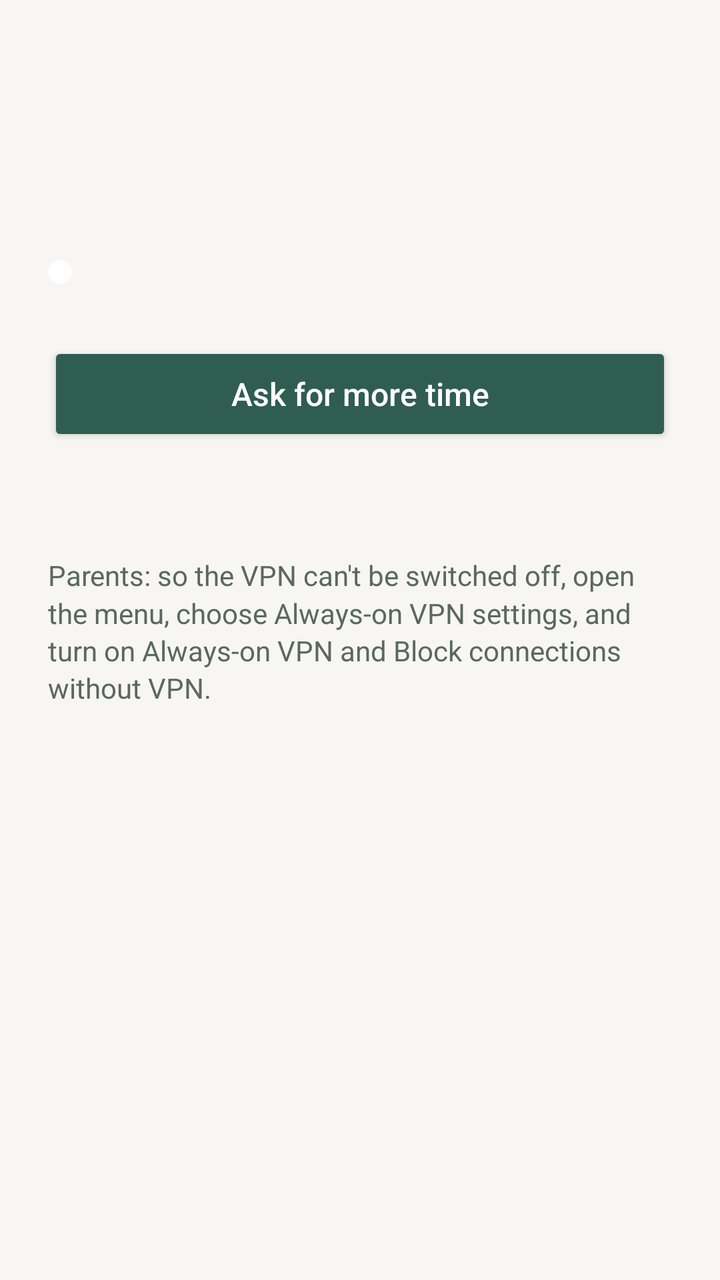
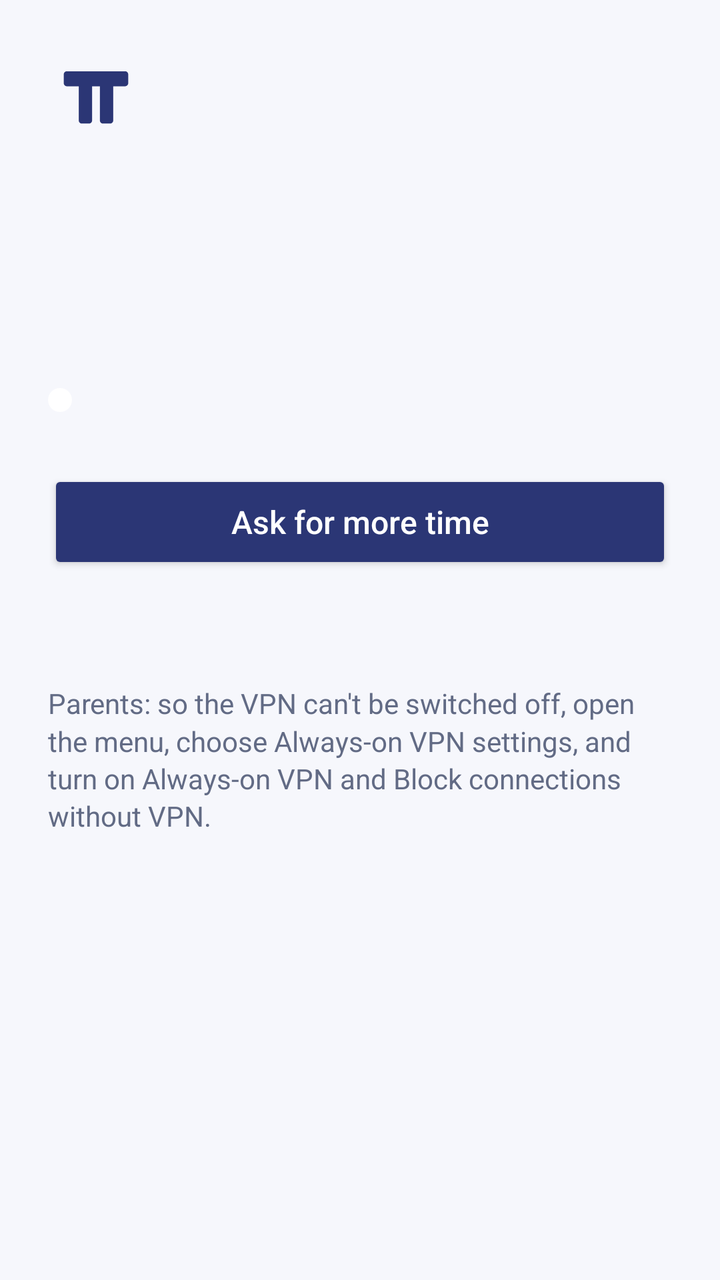

Two renders of the same Android screen: before a commit and after it. Below are the layout's source before the change and the commit's diff.
<!-- AndroidManifest.xml: application theme Theme.Temperance -->
<!-- res/layout/screen_status.xml -->
<?xml version="1.0" encoding="utf-8"?>
<ScrollView xmlns:android="http://schemas.android.com/apk/res/android"
    android:id="@+id/screen_status"
    android:layout_width="match_parent"
    android:layout_height="match_parent"
    android:fillViewport="true">

    <LinearLayout style="@style/Screen" android:id="@+id/column">

        <TextView android:id="@+id/headline" style="@style/Title" android:accessibilityHeading="true" />
        <TextView android:id="@+id/detail" style="@style/Body" android:textColor="@color/ink" />
        <TextView android:id="@+id/remaining" style="@style/Body" android:textColor="@color/ink" />
        <TextView android:id="@+id/next_change" style="@style/Body" android:textColor="@color/ink" android:visibility="gone" />

        <TextView
            android:id="@+id/vpn_state"
            style="@style/Body"
            android:layout_marginTop="16dp"
            android:drawablePadding="8dp"
            android:drawableStart="@drawable/dot"
            android:gravity="center_vertical" />

        <TextView
            android:id="@+id/health"
            style="@style/Body"
            android:layout_marginTop="16dp"
            android:background="@drawable/warning_card"
            android:padding="16dp"
            android:textColor="@color/warning_ink"
            android:visibility="gone" />

        <LinearLayout
            android:id="@+id/alerts"
            android:layout_width="match_parent"
            android:layout_height="wrap_content"
            android:layout_marginTop="16dp"
            android:orientation="vertical"
            android:visibility="gone">
            <TextView style="@style/Label" android:layout_marginTop="0dp" android:accessibilityHeading="true" android:text="@string/recent_alerts" />
            <LinearLayout android:id="@+id/alerts_list" android:layout_width="match_parent" android:layout_height="wrap_content" android:layout_marginTop="4dp" android:orientation="vertical" />
        </LinearLayout>

        <Button android:id="@+id/wifi_sign_in" style="@style/Secondary" android:text="@string/wifi_sign_in" android:visibility="gone" />
        <Button android:id="@+id/ask_time" style="@style/Primary" android:text="@string/ask_time" />

        <TextView android:id="@+id/status_line" style="@style/Note" />
        <TextView style="@style/Note" android:layout_marginTop="12dp" android:text="@string/always_on_note" />
    </LinearLayout>
</ScrollView>
<!-- resources referenced by this layout -->
<resources>
  <color name="ink">#1F2A27</color>
  <color name="warning_ink">#6B4500</color>
  <!-- drawable dot (drawable) -->
  <?xml version="1.0" encoding="utf-8"?>
  <shape xmlns:android="http://schemas.android.com/apk/res/android" android:shape="oval">
      <size android:width="12dp" android:height="12dp" />
      <solid android:color="#FFFFFF" />
  </shape>
  <!-- drawable warning_card (drawable) -->
  <?xml version="1.0" encoding="utf-8"?>
  <shape xmlns:android="http://schemas.android.com/apk/res/android" android:shape="rectangle">
      <corners android:radius="12dp" />
      <solid android:color="@color/warning_bg" />
  </shape>
  <string name="always_on_note">Parents: so the VPN can\'t be switched off, open the menu, choose Always-on VPN settings, and turn on Always-on VPN and Block connections without VPN.</string>
  <string name="ask_time">Ask for more time</string>
  <string name="recent_alerts">Recent alerts</string>
  <string name="wifi_sign_in">Sign in to Wi-Fi</string>
  <style name="Body">
          <item name="android:layout_width">match_parent</item>
          <item name="android:layout_height">wrap_content</item>
          <item name="android:textSize">16sp</item>
          <item name="android:textColor">@color/muted</item>
          <item name="android:lineSpacingMultiplier">1.15</item>
      </style>
  <style name="Label">
          <item name="android:layout_width">match_parent</item>
          <item name="android:layout_height">wrap_content</item>
          <item name="android:textSize">14sp</item>
          <item name="android:textStyle">bold</item>
          <item name="android:textColor">@color/ink</item>
          <item name="android:layout_marginTop">20dp</item>
      </style>
  <style name="Note" parent="Body">
          <item name="android:textSize">14sp</item>
          <item name="android:layout_marginTop">24dp</item>
      </style>
  <style name="Screen">
          <item name="android:layout_width">match_parent</item>
          <item name="android:layout_height">wrap_content</item>
          <item name="android:orientation">vertical</item>
          <item name="android:paddingStart">24dp</item>
          <item name="android:paddingEnd">24dp</item>
          <item name="android:paddingTop">24dp</item>
          <item name="android:paddingBottom">32dp</item>
      </style>
  <style name="Secondary" parent="android:Widget.Material.Button.Borderless.Colored">
          <item name="android:layout_width">match_parent</item>
          <item name="android:layout_height">wrap_content</item>
          <item name="android:minHeight">48dp</item>
          <item name="android:layout_marginTop">8dp</item>
          <item name="android:textSize">16sp</item>
          <item name="android:textAllCaps">false</item>
      </style>
  <style name="Title">
          <item name="android:layout_width">match_parent</item>
          <item name="android:layout_height">wrap_content</item>
          <item name="android:textSize">26sp</item>
          <item name="android:textColor">@color/ink</item>
          <item name="android:fontFamily">serif</item>
          <item name="android:layout_marginBottom">8dp</item>
      </style>
  <color name="warning_bg">#FFF4E0</color>
  <color name="muted">#5B6763</color>
  <color name="brand">#2F5D50</color>
  <color name="brand_dark">#24483E</color>
  <color name="paper">#F7F6F2</color>
  <!-- unchanged entries left out for length: 2 -->
</resources>

<!-- the commit's change to res/layout/screen_status.xml (unified diff, before → after) -->
@@ -6,6 +6,7 @@
     android:fillViewport="true">
 
     <LinearLayout style="@style/Screen" android:id="@+id/column">
+        <ImageView android:layout_width="48dp" android:layout_height="48dp" android:layout_marginBottom="16dp" android:src="@drawable/brand_mark" android:importantForAccessibility="no" />
 
         <TextView android:id="@+id/headline" style="@style/Title" android:accessibilityHeading="true" />
         <TextView android:id="@+id/detail" style="@style/Body" android:textColor="@color/ink" />
<!-- resource entries referenced after the edit -->
@@ -1,7 +1,10 @@
 <!-- resources referenced by this layout -->
 <resources>
-  <color name="ink">#1F2A27</color>
+  <color name="ink">#242A43</color>
   <color name="warning_ink">#6B4500</color>
+  <!-- drawable brand_mark (drawable) -->
+  <?xml version="1.0" encoding="utf-8"?>
+  <vector xmlns:android="http://schemas.android.com/apk/res/android" android:width="48dp" android:height="48dp" android:viewportWidth="1254" android:viewportHeight="1254"><path android:fillColor="@color/brand" android:pathData="M246 304H1008C1030.091 304 1048 321.909 1048 344V460C1048 482.091 1030.091 500 1008 500H852V947C852 969.091 834.091 987 812 987H718C695.909 987 678 969.091 678 947V500H576V947C576 969.091 558.091 987 536 987H442C419.909 987 402 969.091 402 947V500H246C223.909 500 206 482.091 206 460V344C206 321.909 223.909 304 246 304Z"/></vector>
   <!-- drawable dot (drawable) -->
   <?xml version="1.0" encoding="utf-8"?>
   <shape xmlns:android="http://schemas.android.com/apk/res/android" android:shape="oval">
@@ -63,10 +66,10 @@
           <item name="android:layout_marginBottom">8dp</item>
       </style>
   <color name="warning_bg">#FFF4E0</color>
-  <color name="muted">#5B6763</color>
-  <color name="brand">#2F5D50</color>
-  <color name="brand_dark">#24483E</color>
-  <color name="paper">#F7F6F2</color>
+  <color name="muted">#626B85</color>
+  <color name="brand">#2B3675</color>
+  <color name="brand_dark">#202958</color>
+  <color name="paper">#F6F7FC</color>
   <!-- unchanged entries left out for length: 2 -->
 </resources>
 
